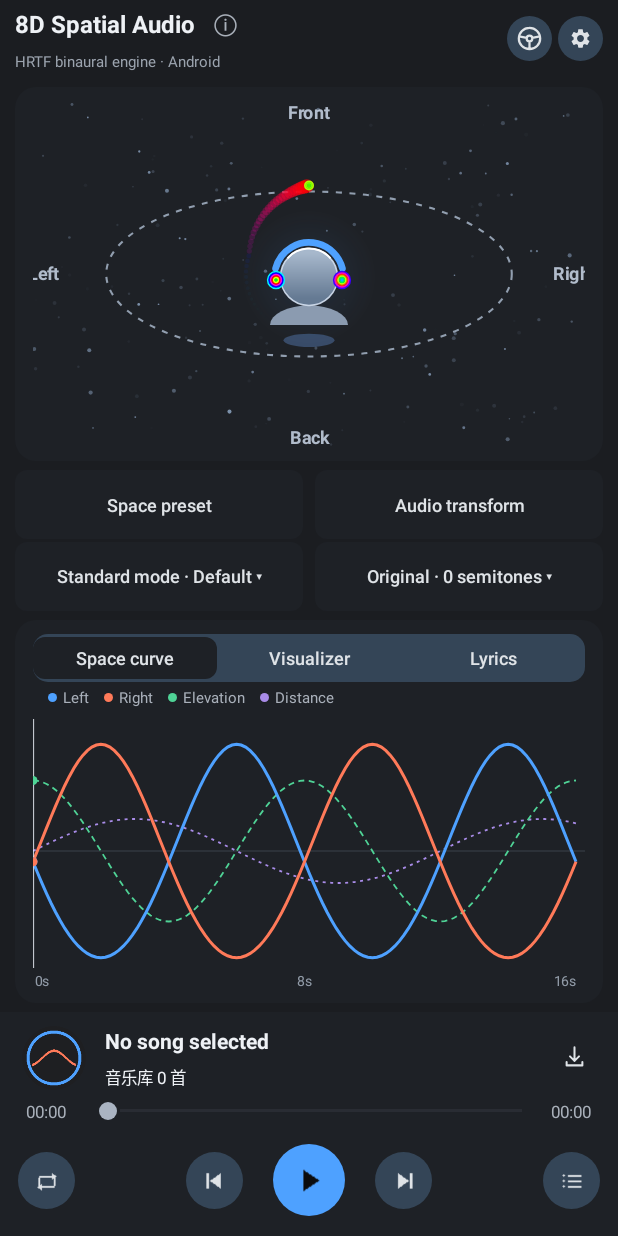
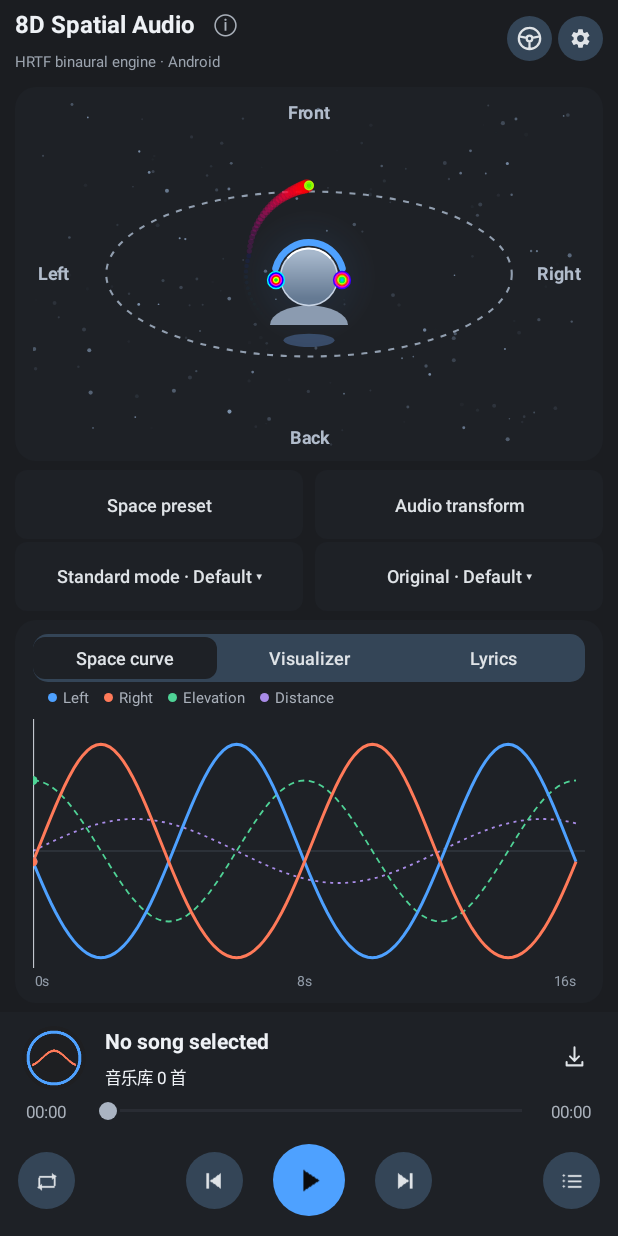
Before and after one commit to oh-jy/8dmusic-core, an Android app: the screen it shows after launch (MainActivity), on a phone screen of 412 x 824 dp. Run offline under Robolectric (Android 15) with nearby library versions, the phone set to English and light mode, and no system bars; pictures from the network do not load; 1 statement that could not run was skipped.

Commit message:
🐛 fix(ui): 调整空间轨道文字与原声标签

```diff
--- a/app/build.gradle.kts
+++ b/app/build.gradle.kts
@@ -39,7 +39,7 @@ android {
         targetSdk = 34
         // yyMMddHH + 当小时发布序号，例如 261104101；九位数始终处于 Int 范围。
         versionCode = hourlyVersionCode
-        versionName = "2.9.9"
+        versionName = "2.10.0"
         ndk { abiFilters += listOf("arm64-v8a") }
     }
 
--- a/app/src/main/kotlin/j5i/MainActivityCards.kt
+++ b/app/src/main/kotlin/j5i/MainActivityCards.kt
@@ -193,7 +193,7 @@ internal fun MainActivity.transformCard(): LinearLayout {
                 layoutParams = FrameLayout.LayoutParams(-1, -1)
                 setOnClickListener {
                     val options = interleavedPitchOptions(PITCH_PRESETS)
-                    pickOption(t("pitch.choose"), options.map { formatPitchLabel(it.name, it.semi) },
+                    pickOption(t("pitch.choose"), options.map { formatPitchLabel(it.semi) },
                         options.indexOfFirst { it.semi == transform.semi }, twoColumns = true) {
                         transform = transform.copy(semi = options[it].semi); applyTransform(); refreshAll()
                     }
@@ -544,11 +544,12 @@ internal fun MainActivity.semiName(semi: Double): String = when (semi) {
         else -> "${if (semi > 0) "+" else ""}${semi.toInt()}"
     }
 
-internal fun MainActivity.formatPitchLabel(name: String, semi: Double): String =
-        "${AppLanguage.pitch(this, semi)} · ${if (semi > 0) "+" else ""}${semi.toInt()} ${t("semitone")}"
+internal fun MainActivity.formatPitchLabel(semi: Double): String =
+        if (semi == 0.0) "${t("original")} · ${t("label.default")}" else
+            "${AppLanguage.pitch(this, semi)} · ${if (semi > 0) "+" else ""}${semi.toInt()} ${t("semitone")}"
 
 internal fun MainActivity.pitchPickerLabel(): String = PITCH_PRESETS.firstOrNull { it.semi == transform.semi }
-        ?.let { formatPitchLabel(it.name, it.semi) }
+        ?.let { formatPitchLabel(it.semi) }
         ?: "${t("preset.custom")} · ${if (transform.semi > 0) "+" else ""}${transform.semi.toInt()} ${t("semitone")}"
 
     /** 用户点击“退出”时彻底停掉音频链路，否则前台服务会让应用继续驻留后台。 */
--- a/app/src/main/kotlin/j5i/ui/AppLanguage.kt
+++ b/app/src/main/kotlin/j5i/ui/AppLanguage.kt
@@ -110,6 +110,7 @@ object AppLanguage {
         "pitch.choose" to e("选择变声风格 · 从原声开始", "選擇變聲風格 · 從原聲開始", "Choose pitch preset · start from original"),
         "pitch" to e("变声", "變聲", "Pitch"),
         "original" to e("原声", "原聲", "Original"),
+        "label.default" to e("默认", "預設", "Default"),
         "semitone" to e("半音", "半音", "semitones"),
         "reverse" to e("倒放", "倒放", "Reverse"),
         "reverse.hint" to e("从结尾向开头播放", "從結尾向開頭播放", "Play from end to beginning"),
--- a/app/src/main/kotlin/j5i/ui/SpatialViews.kt
+++ b/app/src/main/kotlin/j5i/ui/SpatialViews.kt
@@ -35,6 +35,9 @@ import kotlin.random.Random
 private const val SIN_T = 0.4067f
 private const val COS_T = 0.9135f
 private const val FRAME_DELAY_MS = 33L
+
+internal fun spatialRingMaxRadius(width: Float, sideLabelWidth: Float): Float =
+    (width / 2f - sideLabelWidth - 8f).coerceAtLeast(0f)
 
 abstract class AnimatedCanvasView internal constructor(context: Context) : View(context) {
     private var animationScheduled = false
@@ -164,8 +167,16 @@ class SpatialVisualization(context: Context) : AnimatedCanvasView(context) {
         drawSky(canvas, w, h, now)
         val elevMax = min(80.0, max(0.0, p.elev)) * Math.PI / 180.0
         val vSpan = (SIN_T + COS_T * sin(elevMax)).toFloat()
+        paint.typeface = android.graphics.Typeface.DEFAULT_BOLD
+        paint.textSize = 12f
+        val leftLabel = t("left")
+        val rightLabel = t("right")
+        val leftWidth = paint.measureText(leftLabel)
+        val rightWidth = paint.measureText(rightLabel)
+        // Reserve space for the widest translated label and a gap outside the orbit.
+        val maxRadius = spatialRingMaxRadius(w, max(leftWidth, rightWidth))
         val r = (min(w * 0.5f - 3f, (h * 0.5f - 3f) / max(0.45f, vSpan)) * 1.12f)
-            .coerceIn(0f, (w * 0.5f - 3f).coerceAtLeast(0f))
+            .coerceIn(0f, maxRadius)
         paint.style = Paint.Style.STROKE
         paint.strokeWidth = 1.4f
         paint.color = if (dark) 0xb8becfe4.toInt() else 0xc7445871.toInt()
@@ -179,8 +190,8 @@ class SpatialVisualization(context: Context) : AnimatedCanvasView(context) {
         paint.color = if (dark) 0xe0c6d2e2.toInt() else 0xeb374558.toInt()
         canvas.drawText(t("front"), cx, 12f, paint)
         canvas.drawText(t("back"), cx, h - 2f, paint)
-        canvas.drawText(t("left"), 7f, cy + 4f, paint)
-        canvas.drawText(t("right"), w - 7f, cy + 4f, paint)
+        canvas.drawText(leftLabel, 3f + leftWidth / 2f, cy + 4f, paint)
+        canvas.drawText(rightLabel, w - 3f - rightWidth / 2f, cy + 4f, paint)
         val f = frameAt(t, p.period, p.phase, p.direction, p.elev, p.depth / 100.0)
         // 球体、拖尾和扩散外圈统一缩小；绕行轨道独立放大以避开人头像。
         val sourceR = r / (1.0 + p.depth.coerceIn(0.0, 100.0) / 100.0).toFloat() * 0.68f
```
Also changed, not shown: 1 other file.
